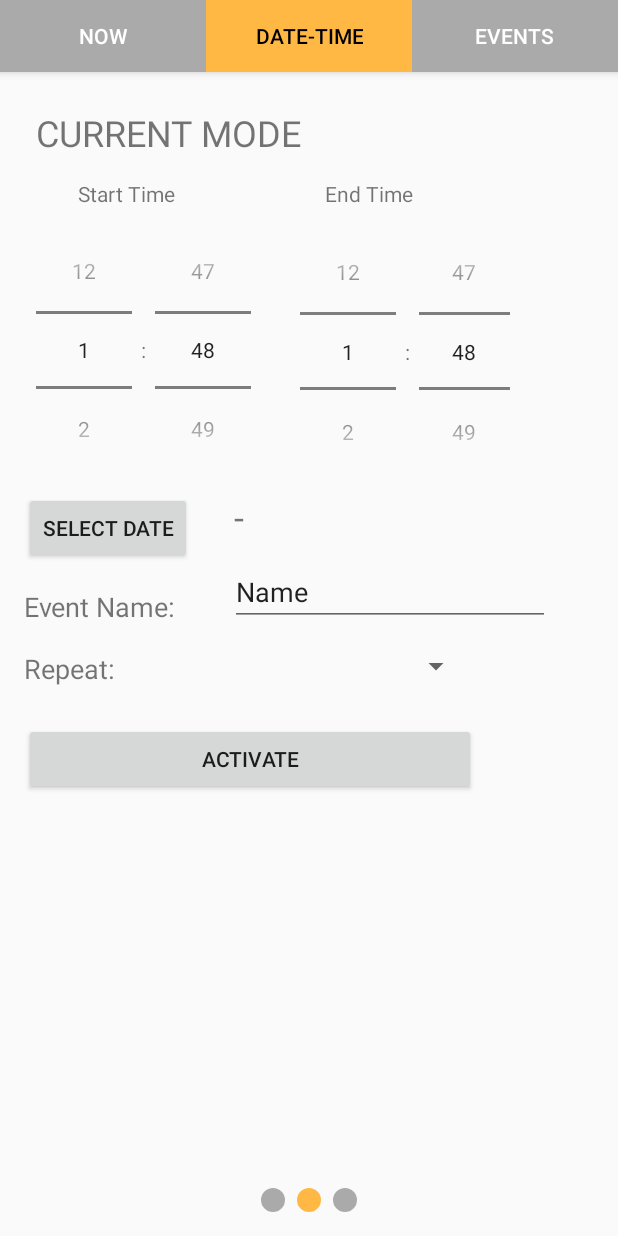
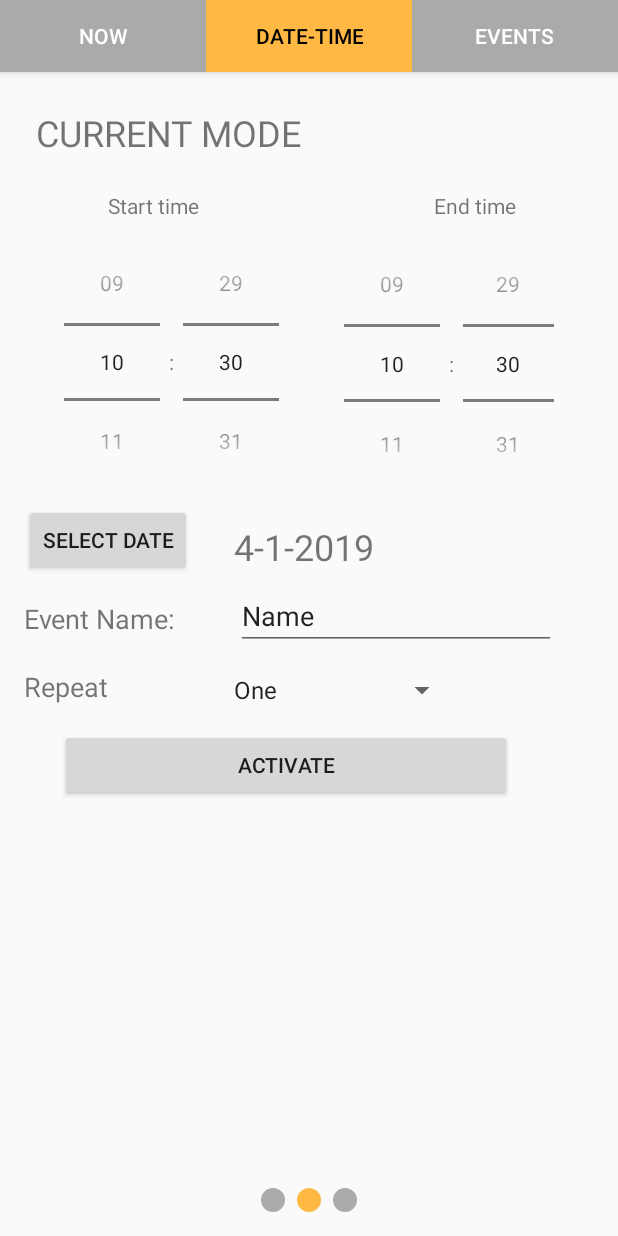
Before and after one commit to xenobius4slash/dva232_mobile_app, an Android app: the screen it shows after launch (MainActivity), item 2 of the bottom bar chosen, on a phone screen of 412 x 824 dp. Run offline under Robolectric (Android 15) with nearby library versions, the phone set to English and light mode, and no system bars.

Commit message:
time picker dialog done, and date picker dialog done

```diff
--- a/app/src/main/java/se/mdh/dva232/project/shutup/Fragment0.java
+++ b/app/src/main/java/se/mdh/dva232/project/shutup/Fragment0.java
@@ -40,7 +40,8 @@ public class Fragment0 extends Fragment {
         // Inflate the layout for this fragment
 
         SharedPreferences settings = getContext().getSharedPreferences("UserInfo", 0);
-        View rootView;
+        View rootView = inflater.inflate(R.layout.fragment_fragment0, container, false);;
+        /*
         View rootViewNormal = inflater.inflate(R.layout.fragment_fragment0, container, false);
         View rootViewExtended = inflater.inflate(R.layout.fragment_fragment0_extended, container, false);
 
@@ -59,7 +60,7 @@ public class Fragment0 extends Fragment {
             rootView = rootViewNormal;
             switchExtendedModeNormal.setChecked(false);
         }
-
+*/
         return rootView;
     }
 
--- a/app/src/main/java/se/mdh/dva232/project/shutup/Fragment1.java
+++ b/app/src/main/java/se/mdh/dva232/project/shutup/Fragment1.java
@@ -1,15 +1,25 @@
 package se.mdh.dva232.project.shutup;
 
+import android.annotation.TargetApi;
 import android.app.Activity;
+import android.app.DatePickerDialog;
+import android.app.TimePickerDialog;
+import android.os.Build;
 import android.os.Bundle;
 import android.provider.DocumentsContract;
+import android.support.annotation.RequiresApi;
 import android.support.v4.app.DialogFragment;
 import android.support.v4.app.Fragment;
+import android.text.LoginFilter;
 import android.util.Log;
 import android.view.LayoutInflater;
 import android.view.View;
 import android.view.ViewGroup;
+import android.widget.ArrayAdapter;
 import android.widget.Button;
+import android.widget.DatePicker;
+import android.widget.Spinner;
+import android.widget.TextView;
 import android.widget.TimePicker;
 
 import java.util.Calendar;
@@ -17,7 +27,14 @@ import java.util.Calendar;
 public class Fragment1 extends Fragment {
 
 
-    private Activity rootView;
+    //private Activity rootView;
+
+    private int start_hour;
+    private int start_minute;
+
+    private int end_hour;
+    private int end_minute;
+
 
     public Fragment1() {
         // Required empty public constructor
@@ -36,32 +53,103 @@ public class Fragment1 extends Fragment {
         Log.d("LIFECYCLE Fragment1", "onCreate");
         super.onCreate(savedInstanceState);
 
+    }
+
+    @TargetApi(Build.VERSION_CODES.M)
+    @RequiresApi(api = Build.VERSION_CODES.M)
+    @Override
+    public View onCreateView(LayoutInflater inflater, final ViewGroup container, Bundle savedInstanceState) {
+        Log.d("LIFECYCLE Fragment1", "onCreateView(...)");
+        // Inflate the layout for this fragment
+        final View rootView = inflater.inflate(R.layout.fragment_fragment1, container, false);
+        final Calendar myCalendar = Calendar.getInstance();
+
+        Spinner spinner = rootView.findViewById(R.id.spinner);
+        ArrayAdapter <CharSequence> adapter = ArrayAdapter.createFromResource(getContext(),R.array.Select,android.R.layout.simple_spinner_item);
+        adapter.setDropDownViewResource(android.R.layout.simple_spinner_dropdown_item);
+        spinner.setAdapter(adapter);
+
+        //set initial time to the actual time
+        TextView text = rootView.findViewById(R.id.textView8);
+        text.setText(myCalendar.get(Calendar.DAY_OF_MONTH)+"-"+ myCalendar.get(Calendar.MONTH+1)+"-"+ myCalendar.get(Calendar.YEAR));
+
+
+        //DatePickerDialog sets the time the user selects
+        final DatePickerDialog.OnDateSetListener dialog = new DatePickerDialog.OnDateSetListener() {
+            @Override
+            public void onDateSet(DatePicker view, int year, int month, int dayOfMonth) {
+                TextView text = rootView.findViewById(R.id.textView8);
+
+                text.setText(dayOfMonth+"-"+(month+1)+"-"+year);
+
+            }
+        };
+
+        //create button for the setOnClickListener
+        Button button = rootView.findViewById(R.id.button_date);
+
+        //show the DatePicker dialog with the actual time values
+        button.setOnClickListener(new View.OnClickListener() {
+            @Override
+            public void onClick(View view) {
+
+                new DatePickerDialog( getContext(), dialog, myCalendar.get(Calendar.YEAR), myCalendar.get(Calendar.MONTH), myCalendar.get(Calendar.DAY_OF_MONTH)).show();
+
+            }
+        });
+
+
+
+        //code to get values of TimePicker
+        start_hour = myCalendar.get(Calendar.HOUR_OF_DAY);
+        start_minute = myCalendar.get(Calendar.MINUTE);
+
+        end_hour = myCalendar.get(Calendar.HOUR_OF_DAY);
+        end_minute = myCalendar.get(Calendar.MINUTE);
+
+
+        TimePicker timePicker1 = rootView.findViewById(R.id.timePicker);
+        timePicker1.setHour(this.start_hour);
+        timePicker1.setMinute(this.start_minute);
+        timePicker1.setIs24HourView(true);
+
+
+        timePicker1.setOnTimeChangedListener(new TimePicker.OnTimeChangedListener() {
+            @Override
+            public void onTimeChanged(TimePicker view, int hourOfDay, int minute) {
+                Log.d("timepicker1","changing timepicker 1");
+            }
+        });
+
+        TimePicker timePicker2 = rootView.findViewById(R.id.timePicker2);
+        timePicker2.setHour(this.end_hour);
+        timePicker2.setMinute(this.end_minute);
+        timePicker2.setIs24HourView(true);
+
+        timePicker2.setOnTimeChangedListener(new TimePicker.OnTimeChangedListener() {
+            @Override
+            public void onTimeChanged(TimePicker view, int hourOfDay, int minute) {
+                Log.d("timepicker2","changing timepicker 2");
+            }
+        });
 
 
 
 
 
-
-    }
-
-    @Override
-    public View onCreateView(LayoutInflater inflater, ViewGroup container, Bundle savedInstanceState) {
-        Log.d("LIFECYCLE Fragment1", "onCreateView(...)");
-        // Inflate the layout for this fragment
-        View rootView = inflater.inflate(R.layout.fragment_fragment1, container, false);
-
-        Button button = (Button)rootView.findViewById(R.id.button_date);
-        button.setOnClickListener(new View.OnClickListener() {
+        timePicker1.setOnClickListener(new View.OnClickListener() {
             @Override
-            public void onClick(View view) {
-                DialogFragment newFragment  = new DialogFragment() ;
-                //newFragment.show(getActivity().getFragmentManager(), DIALOG_TIME);
-                newFragment.show(getFragmentManager(),"time picker");
-                // if you are using the nested fragment then user the
-                //newFragment.show(getChildFragmentManager(), DIALOG_TIME);
+            public void onClick(View v) {
+                Log.d("timePicker_1","setting datePicker 1: ");
             }
         });
 
+        timePicker2.setOnClickListener(new View.OnClickListener() {
+            @Override
+            public void onClick(View v) {
+                Log.d("timePicker_2","setting datePicker 2: ");
+            }
+        });
 
 
 
--- a/app/src/main/java/se/mdh/dva232/project/shutup/MainActivity.java
+++ b/app/src/main/java/se/mdh/dva232/project/shutup/MainActivity.java
@@ -29,8 +29,7 @@ public class MainActivity extends AppCompatActivity {
         super.onCreate(savedInstanceState);
         setContentView(R.layout.activity_main);
 
-//        switch_2 = (Switch)findViewById(R.id.switch_extended_mode_extended);
-
+/*
         SharedPreferences settings = getSharedPreferences("UserInfo", 0);
         SharedPreferences.Editor settingsEditor = settings.edit();
 
@@ -51,46 +50,7 @@ public class MainActivity extends AppCompatActivity {
             Log.d("Check_settings", "There are settings");
 
         }
-
-
-        //put false by default to all setting values
-
-        //vibration_check = settings.getString("vibration","False");
-        //extended_mode_check = settings.getString("extended_mode","False");
-        //close_activation_check = settings.getString("close_after_activation","False
-
-
-
-
-
-        //editor.putString("vibration", "True");
-        //editor.commit();
-        //Log.d("Check_settings", "last check after true: " + vibration_check);
-
-        //vibration_check = settings.getString("vibration","default");
-        //editor.commit();
-        //Log.d("Check_settings", vibration_check);
-
-
-
-        //String extended_mode_check = settings.getString("extended_mode","");
-        //String close_activation_check = settings.getString("close_after_activation","False");
-
-
-
-        /*if( !settings.contains("vibration") || !settings.contains("extended_mode") || !settings.contains("close") ) {
-
-            // first start => initial values
-            Log.d("Check_settings","initiallizing values");
-            SharedPreferences.Editor editor = settings.edit();
-            editor.putBoolean("vibration", false);
-            editor.putBoolean("extended_mode", false);
-            editor.putBoolean("close", false);
-            Log.d("Check_settings","");
-
-            editor.commit();
-        }*/
-
+*/
 
 
         /*
--- a/app/src/main/java/se/mdh/dva232/project/shutup/TimePickerFragment.java
+++ b/app/src/main/java/se/mdh/dva232/project/shutup/TimePickerFragment.java
@@ -39,6 +39,5 @@ public class TimePickerFragment extends DialogFragment implements TimePickerDial
 
     public void onTimeSet(TimePicker view, int hourOfDay, int minute) {
         // Do something with the time chosen by the user
-        TextView text = (TextView) getView().findViewById(R.id.textView8);
     }
 }
--- a/app/src/main/res/layout/fragment_fragment1.xml
+++ b/app/src/main/res/layout/fragment_fragment1.xml
@@ -17,15 +17,17 @@
         android:text="@string/textView1"
         android:textSize="24sp"
         app:layout_constraintStart_toStartOf="parent"
-        app:layout_constraintTop_toTopOf="parent"/>
+        app:layout_constraintTop_toTopOf="parent" />
 
     <TimePicker
         android:id="@+id/timePicker"
         android:layout_width="176dp"
         android:layout_height="189dp"
-        android:layout_marginStart="8dp"
-        android:layout_marginLeft="8dp"
+        android:layout_marginStart="16dp"
+        android:layout_marginLeft="16dp"
         android:timePickerMode="spinner"
+        app:layout_constraintEnd_toStartOf="@+id/timePicker2"
+        app:layout_constraintHorizontal_bias="0.5"
         app:layout_constraintStart_toStartOf="parent"
         app:layout_constraintTop_toBottomOf="@+id/textView6">
 
@@ -35,7 +37,11 @@
         android:id="@+id/timePicker2"
         android:layout_width="172dp"
         android:layout_height="191dp"
+        android:layout_marginEnd="16dp"
+        android:layout_marginRight="16dp"
         android:timePickerMode="spinner"
+        app:layout_constraintEnd_toEndOf="parent"
+        app:layout_constraintHorizontal_bias="0.5"
         app:layout_constraintStart_toEndOf="@+id/timePicker"
         app:layout_constraintTop_toBottomOf="@+id/textView7">
 
@@ -45,10 +51,10 @@
         android:id="@+id/textView6"
         android:layout_width="wrap_content"
         android:layout_height="wrap_content"
-        android:layout_marginStart="52dp"
-        android:layout_marginLeft="52dp"
-        android:layout_marginTop="16dp"
-        android:text="Start Time"
+        android:layout_marginStart="72dp"
+        android:layout_marginLeft="72dp"
+        android:layout_marginTop="24dp"
+        android:text="@string/f1_start_time"
         app:layout_constraintStart_toStartOf="parent"
         app:layout_constraintTop_toBottomOf="@+id/textView" />
 
@@ -56,12 +62,11 @@
         android:id="@+id/textView7"
         android:layout_width="wrap_content"
         android:layout_height="wrap_content"
-        android:layout_marginStart="100dp"
-        android:layout_marginLeft="100dp"
-        android:layout_marginTop="16dp"
-        android:text="End Time"
-        app:layout_constraintStart_toEndOf="@+id/textView6"
-        app:layout_constraintTop_toBottomOf="@+id/textView" />
+        android:layout_marginEnd="68dp"
+        android:layout_marginRight="68dp"
+        android:text="@string/f1_end_time"
+        app:layout_constraintBaseline_toBaselineOf="@+id/textView6"
+        app:layout_constraintEnd_toEndOf="parent" />
 
     <Button
         android:id="@+id/button_date"
@@ -79,7 +84,8 @@
         android:layout_height="35dp"
         android:layout_marginStart="28dp"
         android:layout_marginLeft="28dp"
-        android:text="-"
+        android:layout_marginTop="12dp"
+        android:text="@string/f1_select_date_text"
         android:textSize="24sp"
         app:layout_constraintStart_toEndOf="@+id/button_date"
         app:layout_constraintTop_toBottomOf="@+id/timePicker" />
@@ -91,7 +97,7 @@
         android:layout_marginStart="16dp"
         android:layout_marginLeft="16dp"
         android:layout_marginTop="16dp"
-        android:text="Event Name:"
+        android:text="@string/f1_event_name"
         android:textSize="18sp"
         app:layout_constraintStart_toStartOf="parent"
         app:layout_constraintTop_toBottomOf="@+id/button_date" />
@@ -102,8 +108,8 @@
         android:layout_height="wrap_content"
         android:layout_marginStart="16dp"
         android:layout_marginLeft="16dp"
-        android:layout_marginTop="16dp"
-        android:text="Repeat: "
+        android:layout_marginTop="20dp"
+        android:text="@string/f1_repeat"
         android:textSize="18sp"
         app:layout_constraintStart_toStartOf="parent"
         app:layout_constraintTop_toBottomOf="@+id/textView9" />
@@ -112,10 +118,10 @@
         android:id="@+id/button16"
         android:layout_width="301dp"
         android:layout_height="wrap_content"
-        android:layout_marginStart="16dp"
-        android:layout_marginLeft="16dp"
-        android:layout_marginTop="24dp"
-        android:text="ACTIVATE"
+        android:layout_marginStart="40dp"
+        android:layout_marginLeft="40dp"
+        android:layout_marginTop="16dp"
+        android:text="@string/f1_activate_button"
         app:layout_constraintStart_toStartOf="parent"
         app:layout_constraintTop_toBottomOf="@+id/textView10" />
 
@@ -123,16 +129,17 @@
         android:id="@+id/editText"
         android:layout_width="wrap_content"
         android:layout_height="42dp"
-        android:layout_marginStart="36dp"
-        android:layout_marginLeft="36dp"
-        android:layout_marginTop="12dp"
+        android:layout_marginStart="40dp"
+        android:layout_marginLeft="40dp"
+        android:layout_marginTop="8dp"
         android:ems="10"
         android:inputType="textPersonName"
-        android:text="Name"
+        android:text="@string/f1_text_event_name"
         app:layout_constraintStart_toEndOf="@+id/textView9"
         app:layout_constraintTop_toBottomOf="@+id/textView8" />
 
     <Spinner
+        android:id="@+id/spinner"
         android:layout_width="157dp"
         android:layout_height="29dp"
         android:layout_marginStart="76dp"
--- a/app/src/main/res/values/strings.xml
+++ b/app/src/main/res/values/strings.xml
@@ -4,25 +4,40 @@
     <string name="tab_text_2">DATE-TIME</string>
     <string name="tab_text_3">EVENTS</string>
     <string name="action_settings">Settings</string>
-
-
     <string name="textView1">CURRENT MODE</string>
     <string name="textView2">Select Duration: </string>
-    <string name="button1">0:30</string>
-    <string name="button2">1:00</string>
-    <string name="button3">1:30</string>
-    <string name="button4">2:00</string>
-    <string name="button5">2:30</string>
-    <string name="button6">3:00</string>
-    <string name="button7">DEACTIVATE CURRENT ACTIVE MODE</string>
+    <string name="btn_0_duration_1">0:30</string>
+    <string name="btn_0_duration_2">1:00</string>
+    <string name="btn_0_duration_3">1:30</string>
+    <string name="btn_0_duration_4">2:00</string>
+    <string name="btn_0_duration_5">2:30</string>
+    <string name="btn_0_duration_6">3:00</string>
+    <string name="button_deactivation">DEACTIVATE CURRENT ACTIVE MODE</string>
+    <string name="button_duration">DURATION</string>
+    <string name="button_until">UNTIL</string>
     <string name="textView3">Vibration in Silent Mode</string>
     <string name="textView4">Extended Mode</string>
     <string name="textView5">Close after activation</string>
-    <string name="switch_set">ON </string>
+    <string name="switch_set_on">ON</string>
+    <string name="switch_set_off">OFF</string>
     <string name="button_date">SELECT DATE</string>
+    <string name="f1_start_time">Start time</string>
+    <string name="f1_end_time">End time</string>
+    <string name="f1_event_name">Event Name:</string>
+    <string name="f1_text_event_name">Name</string>
+    <string name="f1_repeat">Repeat</string>
+    <string name="f1_select_date_text"> - </string>
+    <string name="f1_activate_button">ACTIVATE</string>
 
-    <string name="button8">DURATION</string>
-    <string name="button9">UNTIL</string>
+
+    <string-array name="Select">
+        <item>One</item>
+        <item>Two</item>
+        <item>Three</item>
+        <item>Four</item>
+        <item>Five</item>
+    </string-array>
+
 
 
 
```
Also changed, not shown: app/src/main/res/layout-land/fragment_fragment0.xml (+7 -10 lines), app/src/main/res/layout/fragment_fragment0.xml (+7 -10 lines), app/src/main/res/layout/fragment_fragment0_extended.xml (+10 -15 lines).
